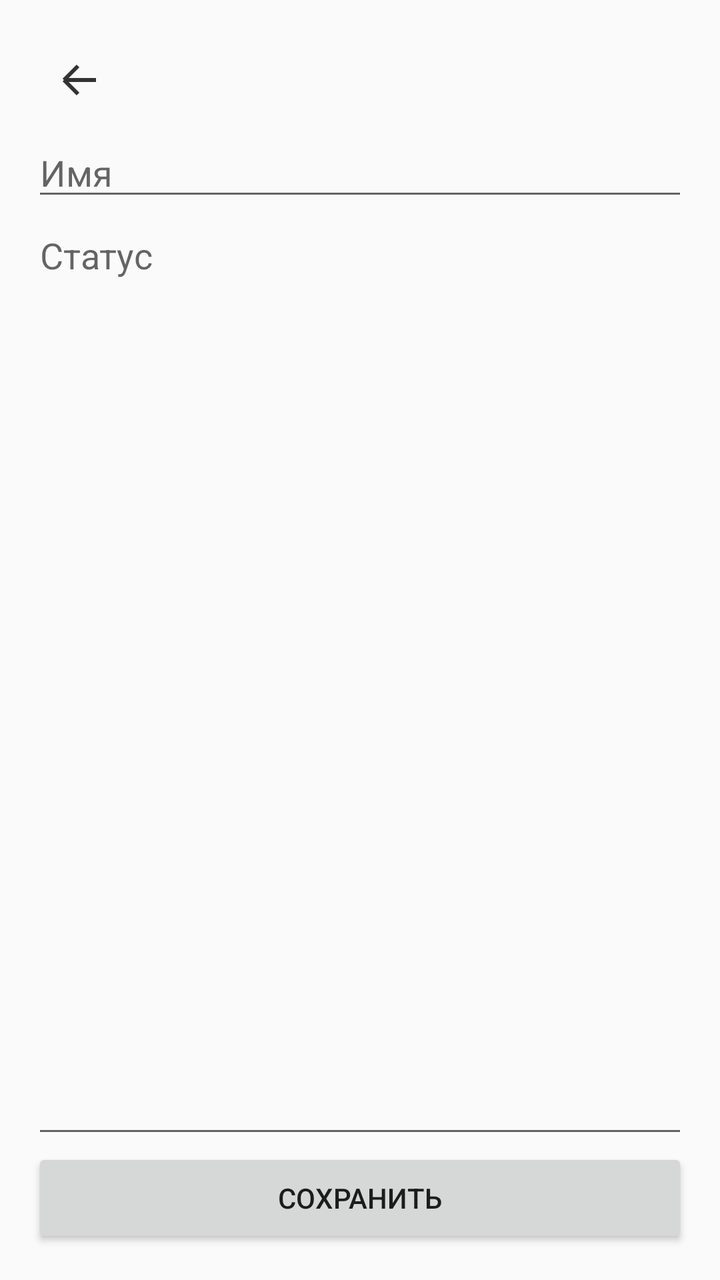
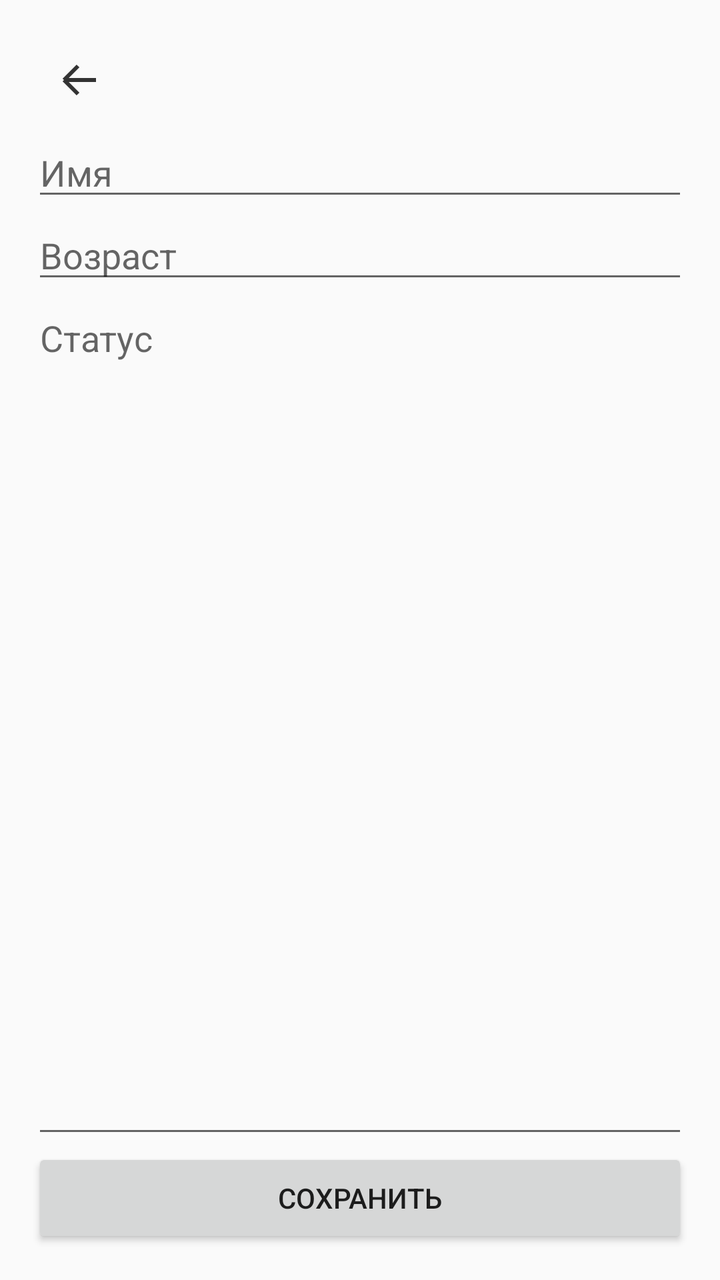

An Android layout rendered at two revisions. The XML below is the earlier revision; the diff shows what the commit changed to produce the second picture.
<!-- AndroidManifest.xml: application theme AppTheme -->
<!-- res/layout/activity_user.xml -->
<LinearLayout xmlns:android="http://schemas.android.com/apk/res/android" android:orientation="vertical" android:padding="16dp" android:layout_width="match_parent" android:layout_height="match_parent">
    <ImageButton android:id="@+id/editorBack" android:src="@drawable/ic_back" android:background="@android:color/transparent" android:contentDescription="@string/back" android:layout_width="48dp" android:layout_height="48dp"/>
    <EditText android:id="@+id/editName" android:hint="@string/name_hint" android:inputType="text" android:singleLine="true" android:layout_width="match_parent" android:layout_height="wrap_content"/>
    <EditText android:id="@+id/editState" android:hint="@string/state_hint" android:inputType="textMultiLine" android:gravity="top" android:layout_weight="1" android:layout_width="match_parent" android:layout_height="0dp"/>
    <Button android:id="@+id/saveButton" android:text="@string/save" android:layout_width="match_parent" android:layout_height="50dp"/>
</LinearLayout>
<!-- resources referenced by this layout -->
<resources>
  <!-- drawable ic_back (drawable) -->
  <vector xmlns:android="http://schemas.android.com/apk/res/android" android:width="24dp" android:height="24dp" android:viewportWidth="24" android:viewportHeight="24"><path android:fillColor="#333333" android:pathData="M20,12H4M4,12L11,5M4,12L11,19" android:strokeColor="#333333" android:strokeWidth="2"/></vector>
  <string name="back">Назад</string>
  <string name="name_hint">Имя</string>
  <string name="save">Сохранить</string>
  <string name="state_hint">Статус</string>
  <style name="AppTheme" parent="android:style/Theme.Material.Light.NoActionBar"><item name="android:colorAccent">#663AB6</item><item name="android:statusBarColor">#3700B3</item></style>
</resources>

<!-- the commit's change to res/layout/activity_user.xml (unified diff, before → after) -->
@@ -1,6 +1,7 @@
 <LinearLayout xmlns:android="http://schemas.android.com/apk/res/android" android:orientation="vertical" android:padding="16dp" android:layout_width="match_parent" android:layout_height="match_parent">
     <ImageButton android:id="@+id/editorBack" android:src="@drawable/ic_back" android:background="@android:color/transparent" android:contentDescription="@string/back" android:layout_width="48dp" android:layout_height="48dp"/>
     <EditText android:id="@+id/editName" android:hint="@string/name_hint" android:inputType="text" android:singleLine="true" android:layout_width="match_parent" android:layout_height="wrap_content"/>
+    <EditText android:id="@+id/editAge" android:hint="@string/age_hint" android:inputType="number" android:singleLine="true" android:layout_width="match_parent" android:layout_height="wrap_content"/>
     <EditText android:id="@+id/editState" android:hint="@string/state_hint" android:inputType="textMultiLine" android:gravity="top" android:layout_weight="1" android:layout_width="match_parent" android:layout_height="0dp"/>
     <Button android:id="@+id/saveButton" android:text="@string/save" android:layout_width="match_parent" android:layout_height="50dp"/>
 </LinearLayout>
<!-- resource entries referenced after the edit -->
@@ -2,6 +2,7 @@
 <resources>
   <!-- drawable ic_back (drawable) -->
   <vector xmlns:android="http://schemas.android.com/apk/res/android" android:width="24dp" android:height="24dp" android:viewportWidth="24" android:viewportHeight="24"><path android:fillColor="#333333" android:pathData="M20,12H4M4,12L11,5M4,12L11,19" android:strokeColor="#333333" android:strokeWidth="2"/></vector>
+  <string name="age_hint">Возраст</string>
   <string name="back">Назад</string>
   <string name="name_hint">Имя</string>
   <string name="save">Сохранить</string>
